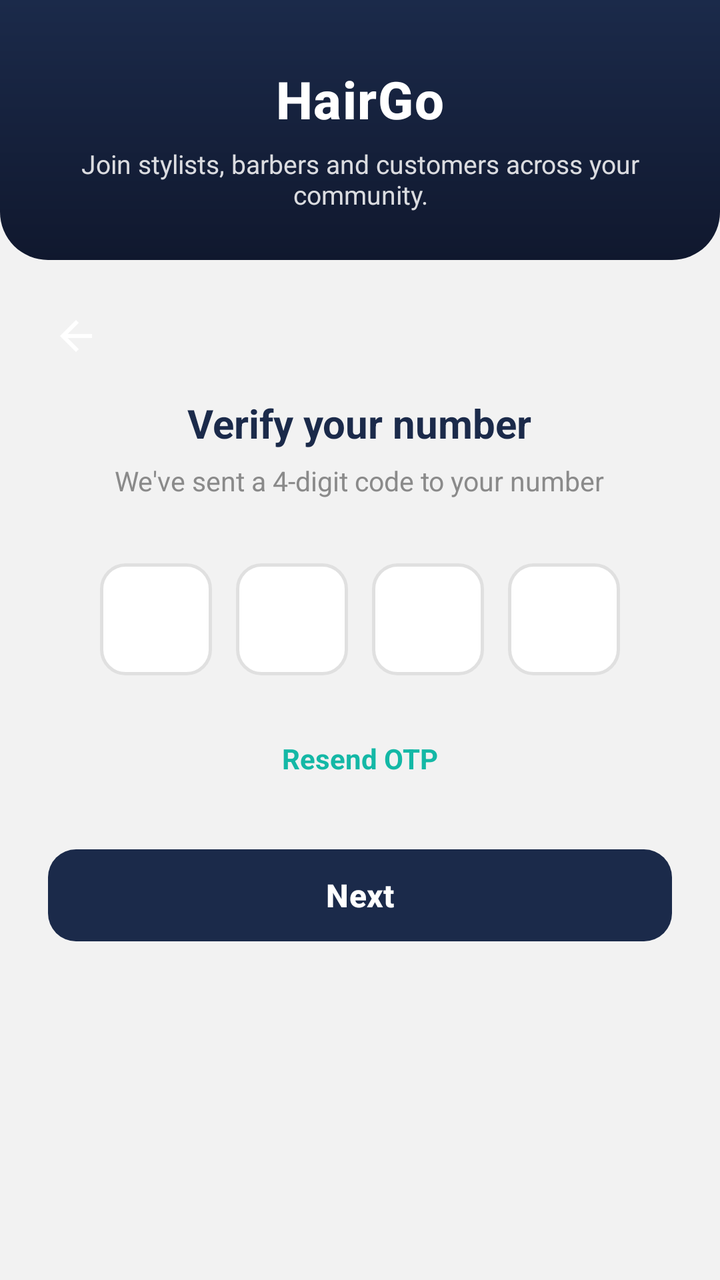
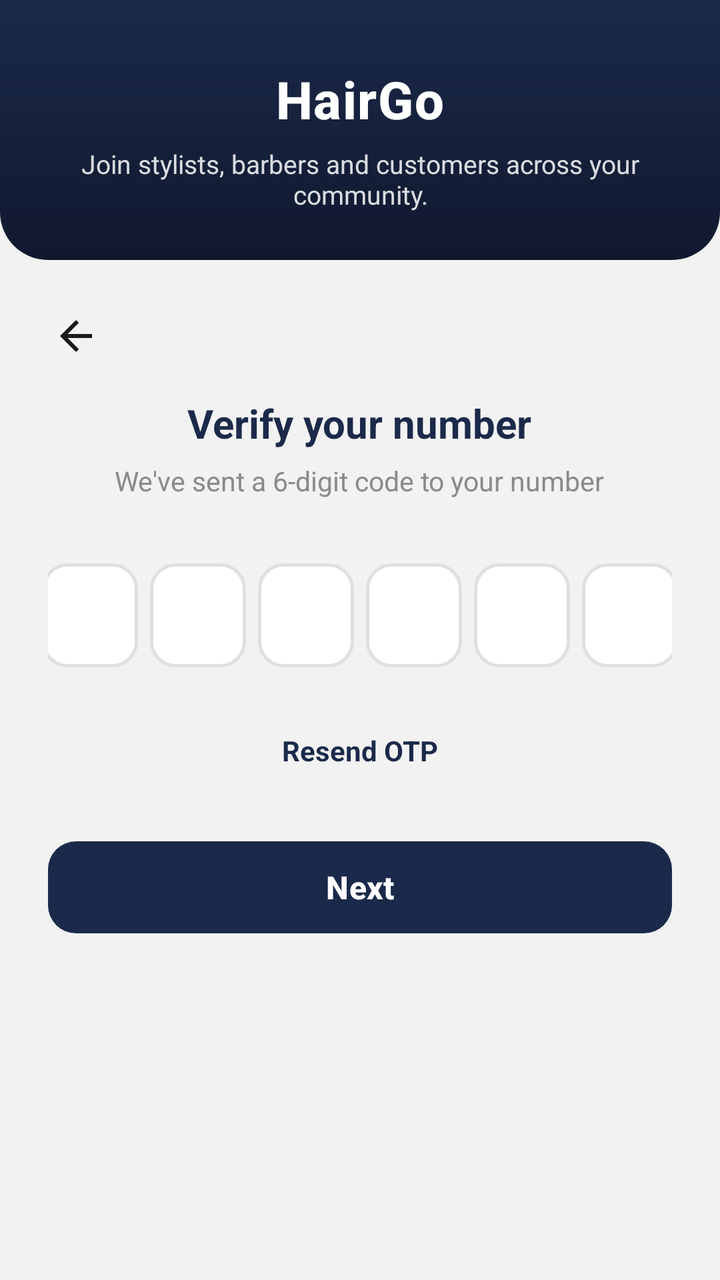

Screens rendered from an Android XML layout before and after an edit, with the pre-edit source and the edit as a unified diff.
<!-- AndroidManifest.xml: application theme Theme.HairGo -->
<!-- res/layout/activity_otp_verification.xml -->
<?xml version="1.0" encoding="utf-8"?>
<ScrollView xmlns:android="http://schemas.android.com/apk/res/android"
    xmlns:app="http://schemas.android.com/apk/res-auto"
    android:layout_width="match_parent"
    android:layout_height="match_parent"
    android:background="@color/grey_light"
    android:fillViewport="true">

    <LinearLayout
        android:layout_width="match_parent"
        android:layout_height="wrap_content"
        android:orientation="vertical">

        <include layout="@layout/view_auth_header"/>

        <LinearLayout
            android:layout_width="match_parent"
            android:layout_height="wrap_content"
            android:orientation="vertical"
            android:padding="24dp"
            android:gravity="center_horizontal">

            <ImageView
                android:id="@+id/btnBack"
                android:layout_width="28dp"
                android:layout_height="28dp"
                android:layout_gravity="start"
                android:src="@drawable/ic_back_arrow"
                android:padding="2dp"
                android:layout_marginBottom="16dp"
                android:clickable="true"
                android:focusable="true"
                android:background="?attr/selectableItemBackgroundBorderless"/>

            <TextView
                android:layout_width="wrap_content"
                android:layout_height="wrap_content"
                android:text="Verify your number"
                android:textSize="20sp"
                android:textStyle="bold"
                android:textColor="@color/heading"
                android:layout_marginBottom="6dp"/>

            <TextView
                android:id="@+id/tvOtpSubtitle"
                android:layout_width="wrap_content"
                android:layout_height="wrap_content"
                android:text="We've sent a 4-digit code to your number"
                android:textSize="13.5sp"
                android:textColor="@color/grey_medium"
                android:gravity="center"
                android:layout_marginBottom="32dp"/>

            <LinearLayout
                android:layout_width="wrap_content"
                android:layout_height="wrap_content"
                android:orientation="horizontal"
                android:layout_marginBottom="24dp">

                <EditText
                    android:id="@+id/etOtp1"
                    android:layout_width="56dp"
                    android:layout_height="56dp"
                    android:layout_marginEnd="12dp"
                    android:background="@drawable/bg_otp_box_selector"
                    android:gravity="center"
                    android:inputType="number"
                    android:maxLength="1"
                    android:textSize="22sp"
                    android:textStyle="bold"
                    android:textColor="@color/heading"/>

                <EditText
                    android:id="@+id/etOtp2"
                    android:layout_width="56dp"
                    android:layout_height="56dp"
                    android:layout_marginEnd="12dp"
                    android:background="@drawable/bg_otp_box_selector"
                    android:gravity="center"
                    android:inputType="number"
                    android:maxLength="1"
                    android:textSize="22sp"
                    android:textStyle="bold"
                    android:textColor="@color/heading"/>

                <EditText
                    android:id="@+id/etOtp3"
                    android:layout_width="56dp"
                    android:layout_height="56dp"
                    android:layout_marginEnd="12dp"
                    android:background="@drawable/bg_otp_box_selector"
                    android:gravity="center"
                    android:inputType="number"
                    android:maxLength="1"
                    android:textSize="22sp"
                    android:textStyle="bold"
                    android:textColor="@color/heading"/>

                <EditText
                    android:id="@+id/etOtp4"
                    android:layout_width="56dp"
                    android:layout_height="56dp"
                    android:background="@drawable/bg_otp_box_selector"
                    android:gravity="center"
                    android:inputType="number"
                    android:maxLength="1"
                    android:textSize="22sp"
                    android:textStyle="bold"
                    android:textColor="@color/heading"/>
            </LinearLayout>

            <TextView
                android:id="@+id/tvResendOtp"
                android:layout_width="wrap_content"
                android:layout_height="wrap_content"
                android:text="Resend OTP"
                android:textColor="@color/teal"
                android:textStyle="bold"
                android:textSize="14sp"
                android:padding="8dp"
                android:layout_marginBottom="24dp"
                android:clickable="true"
                android:focusable="true"
                android:background="?attr/selectableItemBackgroundBorderless"/>

            <com.google.android.material.button.MaterialButton
                android:id="@+id/btnNext"
                android:layout_width="match_parent"
                android:layout_height="54dp"
                android:text="Next"
                android:textAllCaps="false"
                android:textSize="16sp"
                android:textStyle="bold"
                android:textColor="@color/white"
                android:enabled="false"
                app:cornerRadius="14dp"
                app:backgroundTint="@color/navy"
                app:elevation="0dp"/>

        </LinearLayout>
    </LinearLayout>
</ScrollView>
<!-- res/layout/view_auth_header.xml (included above) -->
<?xml version="1.0" encoding="utf-8"?>
<LinearLayout xmlns:android="http://schemas.android.com/apk/res/android"
    android:layout_width="match_parent"
    android:layout_height="wrap_content"
    android:orientation="vertical"
    android:background="@drawable/bg_header"
    android:paddingTop="32dp"
    android:paddingBottom="24dp"
    android:paddingHorizontal="24dp"
    android:gravity="center">

    <TextView
        android:layout_width="wrap_content"
        android:layout_height="wrap_content"
        android:text="HairGo"
        android:textColor="@android:color/white"
        android:textSize="26sp"
        android:textStyle="bold"
        android:fontFamily="sans-serif-medium"
        android:letterSpacing="0.02"/>

    <TextView
        android:layout_width="wrap_content"
        android:layout_height="wrap_content"
        android:layout_marginTop="6dp"
        android:text="Join stylists, barbers and customers across your community."
        android:textColor="@android:color/white"
        android:alpha="0.85"
        android:textSize="13sp"
        android:gravity="center"
        android:paddingHorizontal="12dp"/>
</LinearLayout>
<!-- resources referenced by this layout -->
<resources>
  <color name="grey_light">#F2F2F2</color>
  <color name="grey_medium">#8A8A8A</color>
  <color name="heading">#1B2A4A</color>
  <color name="navy">#1B2A4A</color>
  <color name="teal">#14B8A6</color>
  <color name="white">#FFFFFF</color>
  <!-- drawable bg_header (drawable) -->
  <?xml version="1.0" encoding="utf-8"?>
  <shape xmlns:android="http://schemas.android.com/apk/res/android"
      android:shape="rectangle">
      <gradient
          android:startColor="@color/navy"
          android:endColor="@color/navy_dark"
          android:angle="270" />
      <corners
          android:bottomLeftRadius="24dp"
          android:bottomRightRadius="24dp" />
  </shape>
  <!-- drawable bg_otp_box_selector (drawable) -->
  <?xml version="1.0" encoding="utf-8"?>
  <selector xmlns:android="http://schemas.android.com/apk/res/android">
      <item android:drawable="@drawable/bg_otp_box_focused" android:state_focused="true" />
      <item android:drawable="@drawable/bg_otp_box_default" />
  </selector>
  <!-- drawable ic_back_arrow (drawable) -->
  <vector xmlns:android="http://schemas.android.com/apk/res/android"
      android:width="24dp" android:height="24dp"
      android:viewportWidth="24" android:viewportHeight="24">
      <path android:fillColor="#FFFFFFFF"
          android:pathData="M20,11H7.83l5.59,-5.59L12,4l-8,8 8,8 1.41,-1.41L7.83,13H20v-2z"/>
  </vector>
  <style name="Theme.HairGo" parent="Base.Theme.HairGo">
          <item name="snackbarStyle">@style/Widget.HairGo.Snackbar</item>
      </style>
  <color name="navy_dark">#10182E</color>
  <!-- drawable bg_otp_box_focused (drawable) -->
  <?xml version="1.0" encoding="utf-8"?>
  <shape xmlns:android="http://schemas.android.com/apk/res/android"
      android:shape="rectangle">
      <solid android:color="@color/surface" />
      <stroke
          android:width="2dp"
          android:color="@color/teal" />
      <corners android:radius="12dp" />
  </shape>
  <!-- drawable bg_otp_box_default (drawable) -->
  <?xml version="1.0" encoding="utf-8"?>
  <shape xmlns:android="http://schemas.android.com/apk/res/android"
      android:shape="rectangle">
      <solid android:color="@color/surface" />
      <stroke
          android:width="1.5dp"
          android:color="@color/grey_border" />
      <corners android:radius="12dp" />
  </shape>
  <style name="Base.Theme.HairGo" parent="Theme.Material3.DayNight.NoActionBar">
          <item name="colorPrimary">@color/teal</item>
          <item name="colorOnPrimary">@color/white</item>
          <item name="colorSurface">@color/surface</item>
          <item name="colorOnSurface">@color/text_primary</item>
          <item name="colorSurfaceVariant">@color/grey_light</item>
          <item name="colorOnSurfaceVariant">@color/grey_medium</item>
          <item name="colorOutline">@color/grey_border</item>
          <item name="android:colorBackground">@color/grey_light</item>
      </style>
  <style name="Widget.HairGo.Snackbar" parent="Widget.Material3.Snackbar">
          <item name="backgroundTint">@color/navy</item>
          <item name="android:textColor">@color/white</item>
          <item name="shapeAppearanceOverlay">@style/ShapeAppearanceOverlay.HairGo_Snackbar</item>
      </style>
  <color name="surface">#FFFFFF</color>
  <color name="grey_border">#E0E0E0</color>
  <color name="text_primary">#1A1A1A</color>
  <style name="ShapeAppearanceOverlay.HairGo_Snackbar" parent="">
          <item name="cornerFamily">rounded</item>
          <item name="cornerSize">16dp</item>
      </style>
</resources>

<!-- the commit's change to res/layout/activity_otp_verification.xml (unified diff, before → after) -->
@@ -25,7 +25,7 @@
                 android:layout_width="28dp"
                 android:layout_height="28dp"
                 android:layout_gravity="start"
-                android:src="@drawable/ic_back_arrow"
+                android:src="@drawable/ic_back"
                 android:padding="2dp"
                 android:layout_marginBottom="16dp"
                 android:clickable="true"
@@ -45,66 +45,94 @@
                 android:id="@+id/tvOtpSubtitle"
                 android:layout_width="wrap_content"
                 android:layout_height="wrap_content"
-                android:text="We've sent a 4-digit code to your number"
+                android:text="We've sent a 6-digit code to your number"
                 android:textSize="13.5sp"
                 android:textColor="@color/grey_medium"
                 android:gravity="center"
                 android:layout_marginBottom="32dp"/>
 
+            
             <LinearLayout
                 android:layout_width="wrap_content"
                 android:layout_height="wrap_content"
                 android:orientation="horizontal"
+                android:gravity="center"
                 android:layout_marginBottom="24dp">
 
                 <EditText
                     android:id="@+id/etOtp1"
-                    android:layout_width="56dp"
-                    android:layout_height="56dp"
-                    android:layout_marginEnd="12dp"
-                    android:background="@drawable/bg_otp_box_selector"
-                    android:gravity="center"
-                    android:inputType="number"
-                    android:maxLength="1"
-                    android:textSize="22sp"
+                    android:layout_width="48dp"
+                    android:layout_height="52dp"
+                    android:layout_marginEnd="6dp"
+                    android:background="@drawable/bg_otp_box_selector"
+                    android:gravity="center"
+                    android:inputType="number"
+                    android:maxLength="1"
+                    android:textSize="20sp"
                     android:textStyle="bold"
                     android:textColor="@color/heading"/>
 
                 <EditText
                     android:id="@+id/etOtp2"
-                    android:layout_width="56dp"
-                    android:layout_height="56dp"
-                    android:layout_marginEnd="12dp"
-                    android:background="@drawable/bg_otp_box_selector"
-                    android:gravity="center"
-                    android:inputType="number"
-                    android:maxLength="1"
-                    android:textSize="22sp"
+                    android:layout_width="48dp"
+                    android:layout_height="52dp"
+                    android:layout_marginEnd="6dp"
+                    android:background="@drawable/bg_otp_box_selector"
+                    android:gravity="center"
+                    android:inputType="number"
+                    android:maxLength="1"
+                    android:textSize="20sp"
                     android:textStyle="bold"
                     android:textColor="@color/heading"/>
 
                 <EditText
                     android:id="@+id/etOtp3"
-                    android:layout_width="56dp"
-                    android:layout_height="56dp"
-                    android:layout_marginEnd="12dp"
-                    android:background="@drawable/bg_otp_box_selector"
-                    android:gravity="center"
-                    android:inputType="number"
-                    android:maxLength="1"
-                    android:textSize="22sp"
+                    android:layout_width="48dp"
+                    android:layout_height="52dp"
+                    android:layout_marginEnd="6dp"
+                    android:background="@drawable/bg_otp_box_selector"
+                    android:gravity="center"
+                    android:inputType="number"
+                    android:maxLength="1"
+                    android:textSize="20sp"
                     android:textStyle="bold"
                     android:textColor="@color/heading"/>
 
                 <EditText
                     android:id="@+id/etOtp4"
-                    android:layout_width="56dp"
-                    android:layout_height="56dp"
-                    android:background="@drawable/bg_otp_box_selector"
-                    android:gravity="center"
-                    android:inputType="number"
-                    android:maxLength="1"
-                    android:textSize="22sp"
+                    android:layout_width="48dp"
+                    android:layout_height="52dp"
+                    android:layout_marginEnd="6dp"
+                    android:background="@drawable/bg_otp_box_selector"
+                    android:gravity="center"
+                    android:inputType="number"
+                    android:maxLength="1"
+                    android:textSize="20sp"
+                    android:textStyle="bold"
+                    android:textColor="@color/heading"/>
+
+                <EditText
+                    android:id="@+id/etOtp5"
+                    android:layout_width="48dp"
+                    android:layout_height="52dp"
+                    android:layout_marginEnd="6dp"
+                    android:background="@drawable/bg_otp_box_selector"
+                    android:gravity="center"
+                    android:inputType="number"
+                    android:maxLength="1"
+                    android:textSize="20sp"
+                    android:textStyle="bold"
+                    android:textColor="@color/heading"/>
+
+                <EditText
+                    android:id="@+id/etOtp6"
+                    android:layout_width="48dp"
+                    android:layout_height="52dp"
+                    android:background="@drawable/bg_otp_box_selector"
+                    android:gravity="center"
+                    android:inputType="number"
+                    android:maxLength="1"
+                    android:textSize="20sp"
                     android:textStyle="bold"
                     android:textColor="@color/heading"/>
             </LinearLayout>
@@ -114,7 +142,7 @@
                 android:layout_width="wrap_content"
                 android:layout_height="wrap_content"
                 android:text="Resend OTP"
-                android:textColor="@color/teal"
+                android:textColor="@color/navy"
                 android:textStyle="bold"
                 android:textSize="14sp"
                 android:padding="8dp"
<!-- resource entries referenced after the edit -->
@@ -24,12 +24,12 @@
       <item android:drawable="@drawable/bg_otp_box_focused" android:state_focused="true" />
       <item android:drawable="@drawable/bg_otp_box_default" />
   </selector>
-  <!-- drawable ic_back_arrow (drawable) -->
+  <!-- drawable ic_back (drawable) -->
+  <?xml version="1.0" encoding="utf-8"?>
   <vector xmlns:android="http://schemas.android.com/apk/res/android"
       android:width="24dp" android:height="24dp"
       android:viewportWidth="24" android:viewportHeight="24">
-      <path android:fillColor="#FFFFFFFF"
-          android:pathData="M20,11H7.83l5.59,-5.59L12,4l-8,8 8,8 1.41,-1.41L7.83,13H20v-2z"/>
+      <path android:fillColor="@color/text_primary" android:pathData="M20,11H7.83l5.59,-5.59L12,4l-8,8l8,8l1.41,-1.41L7.83,13H20V11z"/>
   </vector>
   <style name="Theme.HairGo" parent="Base.Theme.HairGo">
           <item name="snackbarStyle">@style/Widget.HairGo.Snackbar</item>
